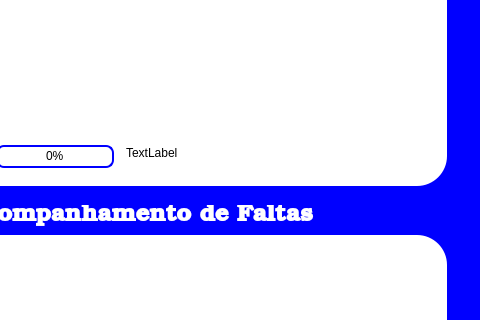
Above: src-v1/PetroPlanner/telainicial.ui from ldsc/ProjetoEngenharia-SimuladorDePlanejamentoDasAtividadesDoEstudanteEngenharia before the change; both pictures show x 844 to 1324 and y 185 to 505 of the 1324 by 766 pixel window. Below: the same form after it.
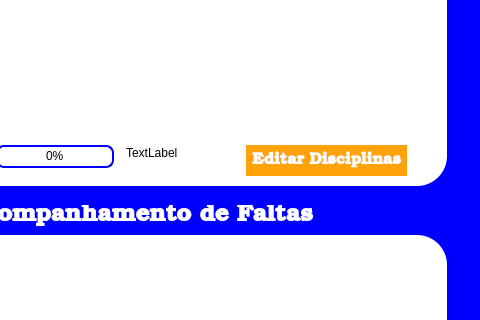
That is the form after the change.

Commit message: Botao editar disciplinas em curso adicionado

Diff of the .ui file:
```diff
--- a/src-v1/PetroPlanner/telainicial.ui
+++ b/src-v1/PetroPlanner/telainicial.ui
@@ -310,6 +310,32 @@
       </property>
      </widget>
     </widget>
+    <widget class="QPushButton" name="botaoEditarDisc">
+     <property name="geometry">
+      <rect>
+       <x>400</x>
+       <y>220</y>
+       <width>161</width>
+       <height>31</height>
+      </rect>
+     </property>
+     <property name="font">
+      <font>
+       <family>Bookman Old Style</family>
+       <pointsize>12</pointsize>
+       <bold>true</bold>
+      </font>
+     </property>
+     <property name="toolTipDuration">
+      <number>-4</number>
+     </property>
+     <property name="styleSheet">
+      <string notr="true">background-color: #ffa308; color: white; border-radius: 30px;</string>
+     </property>
+     <property name="text">
+      <string>Editar Disciplinas</string>
+     </property>
+    </widget>
    </widget>
    <widget class="QLabel" name="labelDiscAnd">
     <property name="geometry">
```
The commit also changes 36 other files.
